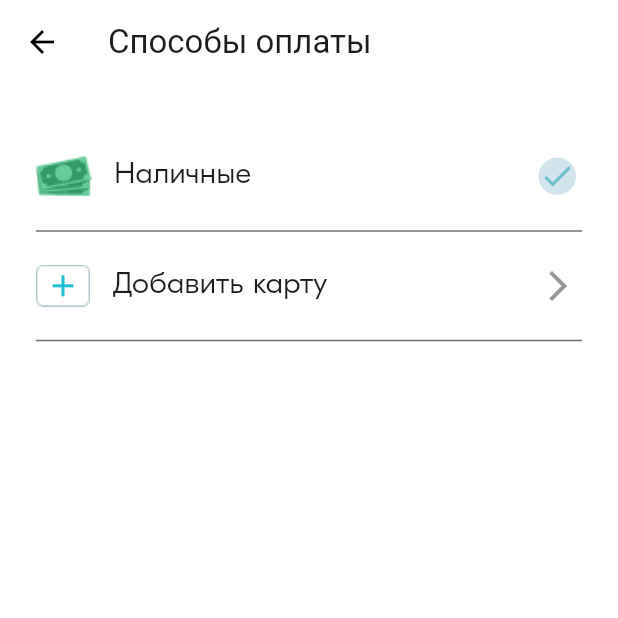
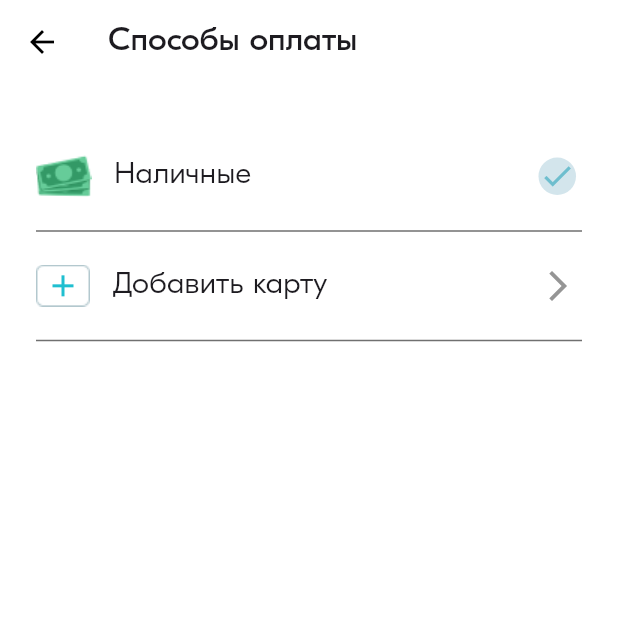
Before and after one commit to Mi-Zaft/delivery_kam, a Flutter app: the DeliveryMainScreen screen opened by its route, after a tap on the "menu" icon, after a tap on "Способы оплаты", on a phone screen of 412 x 824 dp, the top half of it. Run offline on Flutter 3.47's test engine with Material 3 defaults, Android fonts, the phone set to English and light mode, and no system bars; our stand-ins replace dio, flutter_bloc, flutter_map, latlong2, mask_text_input_formatter, shared_preferences; accounts and stored records are empty; network calls fail; project files that could hold a hidden picture were left out.

Commit message:
1)Fix suggest textfield address from; 2)Fix textfield prefixText height; 3)Optimize with fonts in theme;

```diff
--- a/lib/features/auth/choose/widgets/delivery_auth_choose_buttons.dart
+++ b/lib/features/auth/choose/widgets/delivery_auth_choose_buttons.dart
@@ -44,7 +44,6 @@ class _DeliveryAuthChooseButtonsState extends State<DeliveryAuthChooseButtons> {
                       style: const TextStyle(
                           fontSize: 18,
                           color: Colors.black,
-                          fontFamily: "GT-Eesti-Pro-Display",
                           fontWeight: FontWeight.w400)),
                 )),
             const SizedBox(height: 16.0),
@@ -68,7 +67,6 @@ class _DeliveryAuthChooseButtonsState extends State<DeliveryAuthChooseButtons> {
                   style: const TextStyle(
                       fontSize: 18,
                       color: Colors.white,
-                      fontFamily: "GT-Eesti-Pro-Display",
                       fontWeight: FontWeight.w400),
                 ),
               ),
--- a/lib/features/auth/confirm_code/widgets/delivery_auth_confirm_code_textfield.dart
+++ b/lib/features/auth/confirm_code/widgets/delivery_auth_confirm_code_textfield.dart
@@ -27,7 +27,6 @@ class DeliveryAuthConfirmCodeTextField extends StatelessWidget {
               style: const TextStyle(
                 fontSize: 48,
                 fontWeight: FontWeight.w400,
-                fontFamily: "GT-Eesti-Pro-Display",
               ),
             ),
           ),
--- a/lib/features/auth/login/view/delivery_auth_login_screen.dart
+++ b/lib/features/auth/login/view/delivery_auth_login_screen.dart
@@ -75,7 +75,6 @@ class _DeliveryAuthLoginScreenState extends State<DeliveryAuthLoginScreen> {
                           return Text(state.errorText,
                               style: const TextStyle(
                                   fontSize: 12,
-                                  fontFamily: "GT-Eesti-Pro-Display",
                                   fontWeight: FontWeight.w300,
                                   color: Color.fromRGBO(255, 44, 44, 1),
                                   height: 0.9));
@@ -92,7 +91,6 @@ class _DeliveryAuthLoginScreenState extends State<DeliveryAuthLoginScreen> {
                       bottomText,
                       style: const TextStyle(
                           color: Color.fromRGBO(122, 122, 122, 1),
-                          fontFamily: "GT-Eesti-Pro-Display",
                           fontSize: 12,
                           fontWeight: FontWeight.w400),
                     ),
@@ -137,7 +135,6 @@ class _DeliveryAuthLoginScreenState extends State<DeliveryAuthLoginScreen> {
                                   'Далее',
                                   style: TextStyle(
                                       color: Colors.white,
-                                      fontFamily: "GT-Eesti-Pro-Display",
                                       fontSize: 18,
                                       fontWeight: FontWeight.w400),
                                 ),
@@ -158,7 +155,6 @@ class _DeliveryAuthLoginScreenState extends State<DeliveryAuthLoginScreen> {
                                 'Далее',
                                 style: TextStyle(
                                     color: Colors.white,
-                                    fontFamily: "GT-Eesti-Pro-Display",
                                     fontSize: 18,
                                     fontWeight: FontWeight.w400),
                               ),
@@ -178,7 +174,6 @@ class _DeliveryAuthLoginScreenState extends State<DeliveryAuthLoginScreen> {
       appBar: AppBar(
         title: const Text("Войти в аккаунт",
             style: TextStyle(
-              fontFamily: "GT-Eesti-Pro-Display",
               fontSize: 24,
               fontWeight: FontWeight.w400,
             )),
--- a/lib/features/auth/register/view/delivery_auth_register_screen.dart
+++ b/lib/features/auth/register/view/delivery_auth_register_screen.dart
@@ -94,7 +94,6 @@ class _DeliveryAuthRegisterScreenState
                             return Text(state.errorText,
                                 style: const TextStyle(
                                     fontSize: 12,
-                                    fontFamily: "GT-Eesti-Pro-Display",
                                     fontWeight: FontWeight.w300,
                                     color: Color.fromRGBO(255, 44, 44, 1),
                                     height: 0.9));
@@ -108,7 +107,6 @@ class _DeliveryAuthRegisterScreenState
                       bottomText,
                       style: const TextStyle(
                           color: Color.fromRGBO(122, 122, 122, 1),
-                          fontFamily: "GT-Eesti-Pro-Display",
                           fontSize: 12,
                           fontWeight: FontWeight.w400),
                     ),
@@ -155,7 +153,6 @@ class _DeliveryAuthRegisterScreenState
                                   'Создать аккаунт',
                                   style: TextStyle(
                                       color: Colors.white,
-                                      fontFamily: "GT-Eesti-Pro-Display",
                                       fontSize: 18,
                                       fontWeight: FontWeight.w400),
                                 ),
@@ -176,7 +173,6 @@ class _DeliveryAuthRegisterScreenState
                                 'Создать аккаунт',
                                 style: TextStyle(
                                     color: Colors.white,
-                                    fontFamily: "GT-Eesti-Pro-Display",
                                     fontSize: 18,
                                     fontWeight: FontWeight.w400),
                               ),
@@ -194,7 +190,6 @@ class _DeliveryAuthRegisterScreenState
       appBar: AppBar(
         title: const Text("Регистрация",
             style: TextStyle(
-              fontFamily: "GT-Eesti-Pro-Display",
               fontSize: 24,
               fontWeight: FontWeight.w400,
             )),
--- a/lib/features/auth/register/widgets/delivery_auth_register_textfield.dart
+++ b/lib/features/auth/register/widgets/delivery_auth_register_textfield.dart
@@ -34,7 +34,6 @@ class DeliveryAuthRegisterTextfieldState
       child: TextField(
         style: const TextStyle(
           fontSize: 18,
-          fontFamily: "GT-Eesti-Pro-Display",
           fontWeight: FontWeight.w300,
         ),
         keyboardType: widget.keyboardType,
@@ -47,7 +46,6 @@ class DeliveryAuthRegisterTextfieldState
           contentPadding: const EdgeInsets.only(bottom: 0),
           labelStyle: const TextStyle(
             color: Colors.black,
-            fontFamily: "GT-Eesti-Pro-Display",
             fontSize: 18,
             fontWeight: FontWeight.w300,
           ),
--- a/lib/features/main/view/delivery_main_screen.dart
+++ b/lib/features/main/view/delivery_main_screen.dart
@@ -102,7 +102,6 @@ class _DeliveryMainScreenState extends State<DeliveryMainScreen> {
               style: TextStyle(
                   fontSize: 18,
                   color: Colors.white,
-                  fontFamily: "GT-Eesti-Pro-Display",
                   fontWeight: FontWeight.w400),
             ),
           ),
@@ -158,7 +157,6 @@ class _DeliveryMainScreenState extends State<DeliveryMainScreen> {
                               onEditingComplete: () {
                                 if (_activeTextfield == 'addressFrom') {
                                   print('exit from');
-                                  FocusScope.of(context).unfocus();
                                 }
                               },
                               onChange: () {
@@ -188,7 +186,7 @@ class _DeliveryMainScreenState extends State<DeliveryMainScreen> {
                               ),
                               controller: addressFromTextFieldController,
                               keyboardType: TextInputType.streetAddress,
-                              prefixText: "A",
+                              prefixText: "А",
                             ),
                             const SizedBox(
                               height: 15,
@@ -211,7 +209,7 @@ class _DeliveryMainScreenState extends State<DeliveryMainScreen> {
                                           addressFromTextFieldController.text =
                                               address;
                                           setState(() {
-                                            _isShowToSuggest = false;
+                                            _isShowFromSuggest = false;
                                             _activeTextfield = '';
                                           });
                                           FocusScope.of(context).unfocus();
@@ -391,7 +389,6 @@ class _DeliveryMainScreenState extends State<DeliveryMainScreen> {
                                     color: Color.fromRGBO(93, 105, 114, 1),
                                     fontSize: 14,
                                     fontWeight: FontWeight.w300,
-                                    fontFamily: "GT-Eesti-Pro-Display",
                                   ),
                                 ),
                               ),
@@ -425,8 +422,6 @@ class _DeliveryMainScreenState extends State<DeliveryMainScreen> {
                                                 fontSize: 14,
                                                 fontWeight: FontWeight.w300,
                                                 color: Colors.black,
-                                                fontFamily:
-                                                    "GT-Eesti-Pro-Display",
                                               ),
                                             ),
                                             Text(
@@ -434,8 +429,6 @@ class _DeliveryMainScreenState extends State<DeliveryMainScreen> {
                                               style: TextStyle(
                                                 fontSize: 10,
                                                 fontWeight: FontWeight.w300,
-                                                fontFamily:
-                                                    "GT-Eesti-Pro-Display",
                                                 color: Color.fromRGBO(
                                                     93, 105, 114, 1),
                                               ),
@@ -474,8 +467,6 @@ class _DeliveryMainScreenState extends State<DeliveryMainScreen> {
                                                 fontSize: 14,
                                                 fontWeight: FontWeight.w300,
                                                 color: Colors.black,
-                                                fontFamily:
-                                                    "GT-Eesti-Pro-Display",
                                               ),
                                             ),
                                             Text(
@@ -483,8 +474,6 @@ class _DeliveryMainScreenState extends State<DeliveryMainScreen> {
                                               style: TextStyle(
                                                 fontSize: 10,
                                                 fontWeight: FontWeight.w300,
-                                                fontFamily:
-                                                    "GT-Eesti-Pro-Display",
                                                 color: Color.fromRGBO(
                                                     93, 105, 114, 1),
                                               ),
@@ -516,7 +505,6 @@ class _DeliveryMainScreenState extends State<DeliveryMainScreen> {
                                     color: Color.fromRGBO(93, 105, 114, 1),
                                     fontSize: 14,
                                     fontWeight: FontWeight.w300,
-                                    fontFamily: "GT-Eesti-Pro-Display",
                                   ),
                                 ),
                               ),
@@ -573,8 +561,6 @@ class _DeliveryMainScreenState extends State<DeliveryMainScreen> {
                                                   fontSize: 14,
                                                   fontWeight: FontWeight.w300,
                                                   color: Colors.black,
-                                                  fontFamily:
-                                                      "GT-Eesti-Pro-Display",
                                                 ),
                                               ),
                                             ),
@@ -597,8 +583,6 @@ class _DeliveryMainScreenState extends State<DeliveryMainScreen> {
                                                 style: TextStyle(
                                                   fontSize: 10,
                                                   fontWeight: FontWeight.w300,
-                                                  fontFamily:
-                                                      "GT-Eesti-Pro-Display",
                                                   color: Color.fromRGBO(
                                                       93, 105, 114, 1),
                                                 ),
@@ -654,7 +638,6 @@ class _DeliveryMainScreenState extends State<DeliveryMainScreen> {
                                             fontSize: 14,
                                             fontWeight: FontWeight.w300,
                                             color: Colors.black,
-                                            fontFamily: "GT-Eesti-Pro-Display",
                                           ),
                                           textAlign: TextAlign.center,
                                         ),
@@ -683,7 +666,6 @@ class _DeliveryMainScreenState extends State<DeliveryMainScreen> {
                                     color: Color.fromRGBO(93, 105, 114, 1),
                                     fontSize: 14,
                                     fontWeight: FontWeight.w300,
-                                    fontFamily: "GT-Eesti-Pro-Display",
                                   ),
                                 ),
                               ),
@@ -693,7 +675,6 @@ class _DeliveryMainScreenState extends State<DeliveryMainScreen> {
                               controller: senderNumberTextFieldController,
                               maskInputFormatters: [phoneMaskFormatter],
                               prefixStyle: const TextStyle(
-                                fontFamily: "GT-Eesti-Pro-Display",
                                 fontSize: 18,
                                 fontWeight: FontWeight.w300,
                                 color: Colors.black,
@@ -722,7 +703,6 @@ class _DeliveryMainScreenState extends State<DeliveryMainScreen> {
                                     color: Color.fromRGBO(93, 105, 114, 1),
                                     fontSize: 14,
                                     fontWeight: FontWeight.w300,
-                                    fontFamily: "GT-Eesti-Pro-Display",
                                   ),
                                 ),
                               ),
@@ -732,7 +712,6 @@ class _DeliveryMainScreenState extends State<DeliveryMainScreen> {
                               controller: recipientNumberTextFieldController,
                               maskInputFormatters: [phoneMaskFormatter],
                               prefixStyle: const TextStyle(
-                                  fontFamily: "GT-Eesti-Pro-Display",
                                   fontSize: 18,
                                   fontWeight: FontWeight.w300,
                                   color: Colors.black),
@@ -757,7 +736,6 @@ class _DeliveryMainScreenState extends State<DeliveryMainScreen> {
                                 child: Text(
                                   'Детали отправки',
                                   style: TextStyle(
-                                      fontFamily: "GT-Eesti-Pro-Display",
                                       fontSize: 18,
                                       fontWeight: FontWeight.w300),
                                 ),
@@ -767,7 +745,6 @@ class _DeliveryMainScreenState extends State<DeliveryMainScreen> {
                               labelText: 'Предмет доставки',
                               controller: subjectTextFieldController,
                               prefixStyle: const TextStyle(
-                                  fontFamily: "GT-Eesti-Pro-Display",
                                   fontSize: 18,
                                   fontWeight: FontWeight.w300,
                                   color: Colors.black),
@@ -780,7 +757,6 @@ class _DeliveryMainScreenState extends State<DeliveryMainScreen> {
                               labelText: 'Комментарий курьеру',
                               controller: envelopeTextFieldController,
                               prefixStyle: const TextStyle(
-                                  fontFamily: "GT-Eesti-Pro-Display",
                                   fontSize: 18,
                                   fontWeight: FontWeight.w300,
                                   color: Colors.black),
@@ -793,7 +769,6 @@ class _DeliveryMainScreenState extends State<DeliveryMainScreen> {
                               labelText: 'Сообщение получателю',
                               controller: chatTextFieldController,
                               prefixStyle: const TextStyle(
-                                  fontFamily: "GT-Eesti-Pro-Display",
                                   fontSize: 18,
                                   fontWeight: FontWeight.w300,
                                   color: Colors.black),
@@ -813,7 +788,6 @@ class _DeliveryMainScreenState extends State<DeliveryMainScreen> {
                                 child: Text(
                                   'Дополнительно',
                                   style: TextStyle(
-                                      fontFamily: "GT-Eesti-Pro-Display",
                                       fontSize: 18,
                                       fontWeight: FontWeight.w300),
                                 ),
--- a/lib/features/main/widgets/delivery_main_address_hint.dart
+++ b/lib/features/main/widgets/delivery_main_address_hint.dart
@@ -10,9 +10,7 @@ class DeliveryMainAddressHint extends StatelessWidget {
   @override
   Widget build(BuildContext context) {
     return InkWell(
-      onTap: () => {
-        onClick(address ?? 'qwe')
-      },
+      onTap: () => {onClick(address ?? 'qwe')},
       child: Container(
         height: 50,
         decoration:
@@ -34,7 +32,6 @@ class DeliveryMainAddressHint extends StatelessWidget {
                     style: const TextStyle(
                       color: Color.fromRGBO(122, 122, 122, 1),
                       fontSize: 18,
-                      fontFamily: "GT-Eesti-Pro-Display",
                       fontWeight: FontWeight.w300,
                     ),
                   )
--- a/lib/features/main/widgets/delivery_main_custom_checkbox_list_tile.dart
+++ b/lib/features/main/widgets/delivery_main_custom_checkbox_list_tile.dart
@@ -54,7 +54,6 @@ class DeliveryMainCustomCheckboxListTileState
                           maxLines: 3,
                           style: const TextStyle(
                             color: Color.fromRGBO(122, 122, 122, 1),
-                            fontFamily: "GT-Eesti-Pro-Display",
                             fontSize: 14,
                             fontWeight: FontWeight.w300,
                           ),
--- a/lib/features/main/widgets/delivery_main_drawer.dart
+++ b/lib/features/main/widgets/delivery_main_drawer.dart
@@ -32,7 +32,6 @@ class DeliveryMainDrawer extends StatelessWidget {
                   User().name ?? '',
                   overflow: TextOverflow.ellipsis,
                   style: const TextStyle(
-                      fontFamily: "GT-Eesti-Pro-Display",
                     fontWeight: FontWeight.w400,
                     fontSize: 24,
                   ),
@@ -49,10 +48,7 @@ class DeliveryMainDrawer extends StatelessWidget {
               ),
               title: const Text(
                 'Способы оплаты',
-                  style: TextStyle(
-                      fontFamily: "GT-Eesti-Pro-Display",
-                      fontWeight: FontWeight.w300,
-                      fontSize: 20),
+                style: TextStyle(fontWeight: FontWeight.w300, fontSize: 20),
               ),
             ),
           ),
@@ -64,10 +60,7 @@ class DeliveryMainDrawer extends StatelessWidget {
               ),
               title: const Text(
                 'Стать курьером',
-                  style: TextStyle(
-                      fontFamily: "GT-Eesti-Pro-Display",
-                      fontWeight: FontWeight.w300,
-                      fontSize: 20),
+                style: TextStyle(fontWeight: FontWeight.w300, fontSize: 20),
               ),
             ),
           ),
@@ -79,10 +72,7 @@ class DeliveryMainDrawer extends StatelessWidget {
               ),
               title: const Text(
                 'Служба поддержки',
-                  style: TextStyle(
-                      fontFamily: "GT-Eesti-Pro-Display",
-                      fontWeight: FontWeight.w300,
-                      fontSize: 20),
+                style: TextStyle(fontWeight: FontWeight.w300, fontSize: 20),
               ),
             ),
           ),
@@ -100,10 +90,7 @@ class DeliveryMainDrawer extends StatelessWidget {
               ),
               title: const Text(
                 'Выйти из аккаунта',
-                  style: TextStyle(
-                      fontFamily: "GT-Eesti-Pro-Display",
-                      fontWeight: FontWeight.w300,
-                      fontSize: 20),
+                style: TextStyle(fontWeight: FontWeight.w300, fontSize: 20),
               ),
             ),
           ),
--- a/lib/features/main/widgets/delivery_main_textfield_address.dart
+++ b/lib/features/main/widgets/delivery_main_textfield_address.dart
@@ -67,14 +67,11 @@ class DeliveryMainTextfieldAddressState
                       // onSubmitted: (value) {
                       //   widget.onEditingComplete();
                       // },
-                      onTapOutside: (event) => {
-                        widget.onEditingComplete()
-                      },
+                      onTapOutside: (event) => {widget.onEditingComplete()},
                       cursorColor: Colors.black,
                       inputFormatters: widget.maskInputFormatters,
                       style: const TextStyle(
                         fontSize: 18,
-                        fontFamily: "GT-Eesti-Pro-Display",
                         fontWeight: FontWeight.w300,
                       ),
                       textAlignVertical: const TextAlignVertical(y: 0),
@@ -94,7 +91,6 @@ class DeliveryMainTextfieldAddressState
                             left: widget.prefixIcon != null ? 10 : 0),
                         labelStyle: const TextStyle(
                           color: Color.fromRGBO(122, 122, 122, 1),
-                          fontFamily: "GT-Eesti-Pro-Display",
                           fontSize: 18,
                           fontWeight: FontWeight.w300,
                         ),
--- a/lib/features/main/widgets/delivery_main_textfield_custom.dart
+++ b/lib/features/main/widgets/delivery_main_textfield_custom.dart
@@ -37,7 +37,7 @@ class DeliveryMainTextfieldCustom extends StatelessWidget {
                   text: TextSpan(
                     text: prefixText,
                     style: prefixStyle?.copyWith(
-                      height: 2,
+                      height: 2.2,
                     ),
                   ),
                 ),
@@ -54,7 +54,6 @@ class DeliveryMainTextfieldCustom extends StatelessWidget {
                   inputFormatters: maskInputFormatters,
                   style: const TextStyle(
                     fontSize: 18,
-                    fontFamily: "GT-Eesti-Pro-Display",
                     fontWeight: FontWeight.w300,
                   ),
                   textAlignVertical: const TextAlignVertical(y: 0),
@@ -73,7 +72,6 @@ class DeliveryMainTextfieldCustom extends StatelessWidget {
                         bottom: 10, left: prefixIcon != null ? 10 : 0),
                     labelStyle: const TextStyle(
                       color: Color.fromRGBO(122, 122, 122, 1),
-                      fontFamily: "GT-Eesti-Pro-Display",
                       fontSize: 18,
                       fontWeight: FontWeight.w300,
                     ),
--- a/lib/features/payment_add/view/delivery_payment_add_screen.dart
+++ b/lib/features/payment_add/view/delivery_payment_add_screen.dart
@@ -141,7 +141,6 @@ class _DeliveryPaymentAddScreenState extends State<DeliveryPaymentAddScreen> {
                         style: TextStyle(
                             fontSize: 18,
                             color: Colors.white,
-                            fontFamily: "GT-Eesti-Pro-Display",
                             fontWeight: FontWeight.w400),
                       ),
                     ),
--- a/lib/features/payment_list/widgets/delivery_payment_add_card_list_tile.dart
+++ b/lib/features/payment_list/widgets/delivery_payment_add_card_list_tile.dart
@@ -19,10 +19,7 @@ class DeliveryPaymentAddCardListTile extends StatelessWidget {
                 const Expanded(
                   child: Text(
                     'Добавить карту',
-                    style: TextStyle(
-                        fontFamily: "GT-Eesti-Pro-Display",
-                        fontWeight: FontWeight.w300,
-                        fontSize: 20),
+                    style: TextStyle(fontWeight: FontWeight.w300, fontSize: 20),
                   ),
                 ),
                 const Icon(
--- a/lib/features/payment_list/widgets/delivery_payment_list_radio_tile.dart
+++ b/lib/features/payment_list/widgets/delivery_payment_list_radio_tile.dart
@@ -31,9 +31,7 @@ class DeliveryPaymentListRadioTile extends StatelessWidget {
                   child: Text(
                     title,
                     style: const TextStyle(
-                        fontFamily: "GT-Eesti-Pro-Display",
-                        fontWeight: FontWeight.w300,
-                        fontSize: 20),
+                        fontWeight: FontWeight.w300, fontSize: 20),
                   ),
                 ),
                 if (active != true)
--- a/lib/services/api_service.dart
+++ b/lib/services/api_service.dart
@@ -47,14 +47,14 @@ class ApiService {
       return response;
     } catch (error) {
       if (error is DioException) {
-        // print(error.response?.data['detail']);
+        print(error.response);
         return Response(
             requestOptions: RequestOptions(path: endPoint),
             statusCode: 400,
             statusMessage:
                 error.response?.data['detail'] ?? 'Неизвестная ошибка');
       } else {
-        // print(error);
+        print(error);
         return Response(
             requestOptions: RequestOptions(path: endPoint),
             statusCode: 400,
--- a/lib/theme/theme.dart
+++ b/lib/theme/theme.dart
@@ -8,4 +8,5 @@ final classicTheme = ThemeData(
       iconTheme: IconThemeData(color: Colors.black),
       backgroundColor: Colors.white,
     ),
-    useMaterial3: true);
+    useMaterial3: true,
+    fontFamily: 'GT-Eesti-Pro-Display');
```
Also changed, not shown: lib/features/auth/confirm_code/view/delivery_auth_confirm_code_screen.dart (+0 -8 lines), 1 other file. Lines whose indentation alone changed are shown as unchanged.
